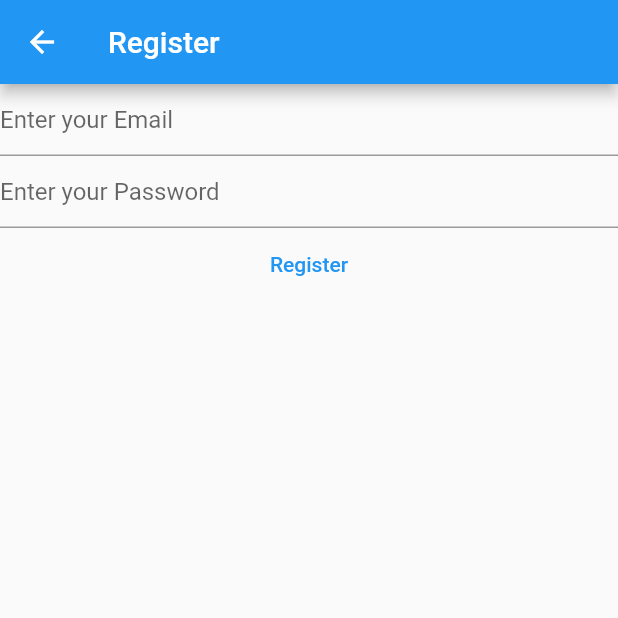
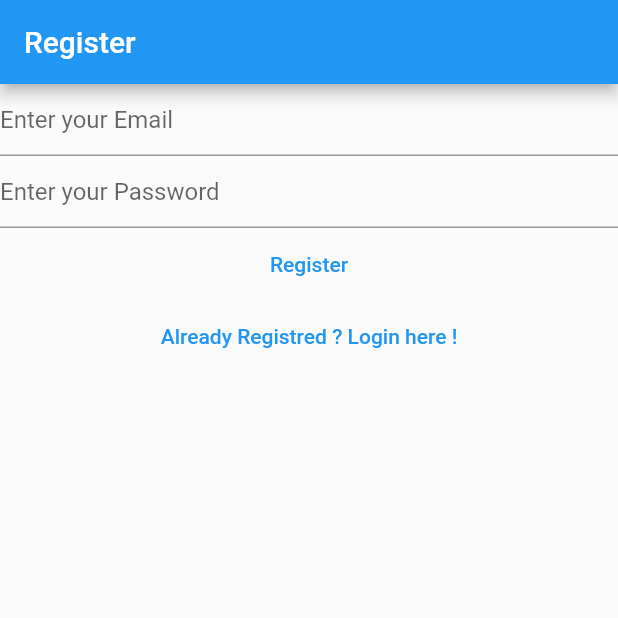
Before and after one commit to iamsachin22/notes, a Flutter app: the RegisterView screen opened directly, on a phone screen of 412 x 824 dp, the top half of it. Run offline on Flutter 3.47's test engine with Material 2 defaults, Android fonts, the phone set to English and light mode, and no system bars; our stand-ins replace firebase_auth, firebase_core; accounts and stored records are empty.

Commit message:
routes added for login and register

```diff
--- a/lib/views/register_view.dart
+++ b/lib/views/register_view.dart
@@ -1,8 +1,6 @@
 import 'package:firebase_auth/firebase_auth.dart';
-import 'package:firebase_core/firebase_core.dart';
 import 'package:flutter/material.dart';
 
-import '../firebase_options.dart';
 
 class RegisterView extends StatefulWidget {
   const RegisterView({Key? key}) : super(key: key);
@@ -36,14 +34,7 @@
       appBar: AppBar(
         title: const Text('Register'),
       ),
-      body: FutureBuilder(
-        future: Firebase.initializeApp(
-          options: DefaultFirebaseOptions.currentPlatform,
-        ),
-        builder: (context, snapshot) {
-          switch (snapshot.connectionState){
-            case ConnectionState.done:
-                        return Column(
+      body: Column(
             children: [
               TextField(
                 enableSuggestions: false,
@@ -63,8 +54,7 @@
                   hintText: 'Enter your Password',
                 ),
               ),
-              Center(
-                child: TextButton(
+                TextButton(
                   onPressed: () async {
                     final email = _email.text;
                     final password = _password.text;
@@ -75,14 +65,17 @@
                   },
                   child: const Text('Register'),
                 ),
-              ),
+                TextButton(
+                  onPressed: () => {
+                    Navigator.of(context).pushNamedAndRemoveUntil(
+                      '/login/',
+                       (route) => false,
+                       )
+                  },
+                   child: const Text('Already Registred ? Login here !'),
+                   ),
             ],
-          );
-          default:
-          return const Text('Loading...');
-          }
-        },
-      ),
+          ),
     );
   }
 }
```
Also changed, not shown: lib/main.dart (+38 -11 lines), lib/views/login_view.dart (+12 -19 lines), lib/views/verify_email_view.dart (added, +32 -0 lines), 1 other file.
